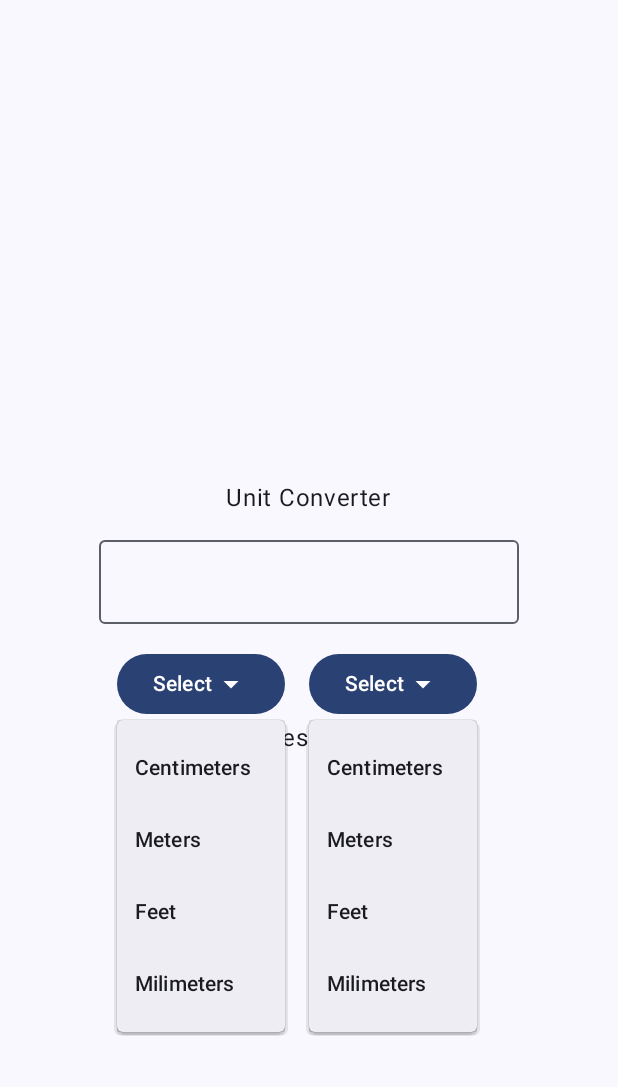
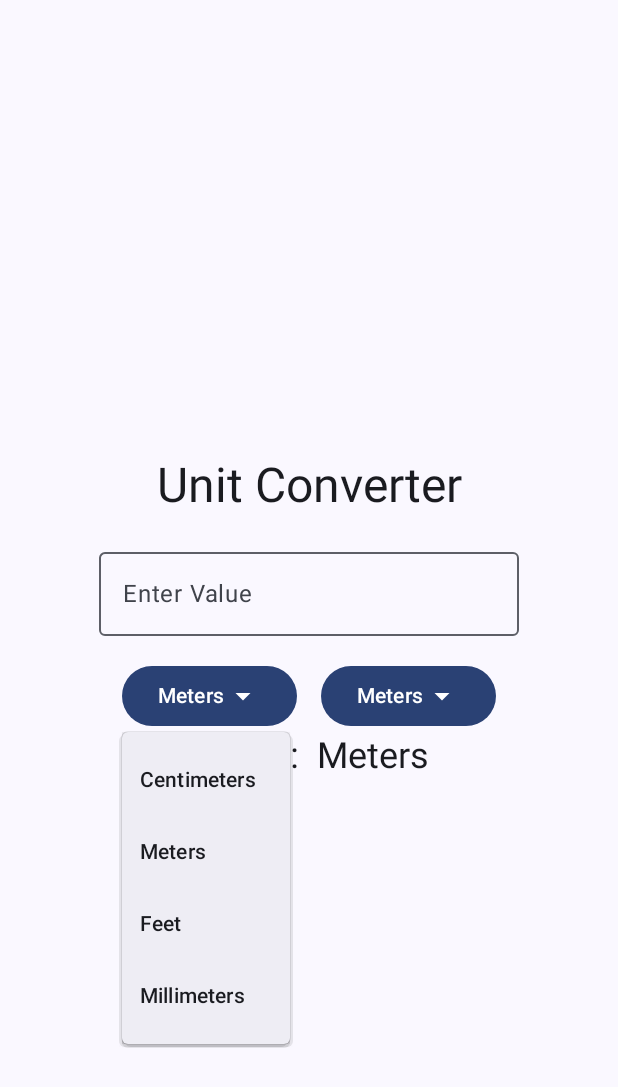
Before and after one commit to Nick29b/Unit_Converter, an Android app built with Jetpack Compose: the screen it shows after launch (MainActivity), after a tap on "Meters", on a phone screen of 412 x 824 dp. Shown: the top 1087 px of the screen. Run offline under Robolectric (Android 15) with nearby library versions, the phone set to English and light mode, and no system bars.

Commit message:
Alsmost Complete

```diff
--- a/app/src/main/java/com/example/unitconverter/MainActivity.kt
+++ b/app/src/main/java/com/example/unitconverter/MainActivity.kt
@@ -23,12 +23,17 @@ import androidx.compose.material3.OutlinedTextField
 import androidx.compose.material3.Surface
 import androidx.compose.material3.Text
 import androidx.compose.runtime.Composable
+import androidx.compose.runtime.getValue
+import androidx.compose.runtime.mutableStateOf
+import androidx.compose.runtime.remember
+import androidx.compose.runtime.setValue
 import androidx.compose.ui.Alignment
 import androidx.compose.ui.Modifier
 import androidx.compose.ui.platform.LocalContext
 import androidx.compose.ui.tooling.preview.Preview
 import androidx.compose.ui.unit.dp
 import com.example.unitconverter.ui.theme.UnitConverterTheme
+import kotlin.math.roundToInt
 
 class MainActivity : ComponentActivity() {
     override fun onCreate(savedInstanceState: Bundle?) {
@@ -49,73 +54,141 @@ class MainActivity : ComponentActivity() {
 
 @Composable
 fun UnitConverter() {
+
+    var inputValue by remember{ mutableStateOf("")}
+    var outputValue by remember{ mutableStateOf("")}
+    var inputUnit by remember{ mutableStateOf("Meters")}
+    var outputUnit by remember{ mutableStateOf("Meters")}
+    var iExpanded by remember{ mutableStateOf(false)}
+    var oExpanded by remember{ mutableStateOf(false)}
+    val conversionFactor = remember{ mutableStateOf(1.00)}
+    val oConversionFactor = remember{ mutableStateOf(1.00) }
+
+    fun convertUnits(){
+        //  ?: -> Elvis Operator
+        val inputValueDouble = inputValue.toDoubleOrNull() ?: 0.0
+        val result = (
+                (inputValueDouble * conversionFactor.value) * 1.00 / oConversionFactor.value)
+        outputValue = "%.3f".format(result)
+    }
+
+
     Column (modifier = Modifier.fillMaxSize(),
         verticalArrangement = Arrangement.Center,
         horizontalAlignment = Alignment.CenterHorizontally)
     {
-        Text("Unit Converter")
+        Text("Unit Converter",
+            style = MaterialTheme.typography.headlineLarge)
         Spacer(modifier = Modifier.height(16.dp))
-        OutlinedTextField(value = "", onValueChange = {})
+        OutlinedTextField(value = inputValue,
+            onValueChange = {inputValue = it
+                            convertUnits()},
+            label = {Text("Enter Value")})
         Spacer(modifier = Modifier.height(16.dp))
         Row {
             Box {
-                Button(onClick = { /*TODO*/ }) {
-                    Text("Select")
+                // Input Box
+                Button(onClick = { iExpanded = true }) {
+                    // Input Button
+                    Text(inputUnit)
                     Icon(
                         Icons.Default.ArrowDropDown,
                         contentDescription = "Arrow Down"
                     )
                 }
-                DropdownMenu(expanded = true, onDismissRequest = { /*TODO*/ }) {
+                DropdownMenu(expanded = iExpanded, onDismissRequest = { iExpanded = false }) {
                     DropdownMenuItem(
                         text = { Text("Centimeters") },
-                        onClick = { /*TODO*/ }
+                        onClick = {
+                            iExpanded = false
+                            inputUnit = "Centimeters"
+                            conversionFactor.value = 0.01
+                            convertUnits()
+                        }
                     )
                     DropdownMenuItem(
                         text = { Text("Meters") },
-                        onClick = { /*TODO*/ }
+                        onClick = {
+                            iExpanded = false
+                            inputUnit = "Meters"
+                            conversionFactor.value = 1.0
+                            convertUnits()
+                        }
                     )
                     DropdownMenuItem(
                         text = { Text("Feet") },
-                        onClick = { /*TODO*/ }
+                        onClick = {
+                            iExpanded = false
+                            inputUnit = "Feet"
+                            conversionFactor.value = 0.3048
+                            convertUnits()
+                        }
                     )
                     DropdownMenuItem(
-                        text = { Text("Milimeters") },
-                        onClick = { /*TODO*/ }
+                        text = { Text("Millimeters") },
+                        onClick = {
+                            iExpanded = false
+                            inputUnit = "Millimeters"
+                            conversionFactor.value = 0.001
+                            convertUnits()
+                        }
                     )
                 }
             }
             Spacer(modifier = Modifier.width(16.dp))
             Box {
-                Button(onClick = { /*TODO*/ }) {
-                    Text("Select")
+                // Output Box
+                Button(onClick = { oExpanded = true }) {
+                    // Output Button
+                    Text(outputUnit)
                     Icon(
                         Icons.Default.ArrowDropDown,
                         contentDescription = "Arrow Down"
                     )
                 }
-                DropdownMenu(expanded = true, onDismissRequest = { /*TODO*/ }) {
+                DropdownMenu(expanded = oExpanded, onDismissRequest = { oExpanded = false }) {
                     DropdownMenuItem(
                         text = { Text("Centimeters") },
-                        onClick = { /*TODO*/ }
+                        onClick = {
+                            oExpanded = false
+                            outputUnit = "Centimeters"
+                            oConversionFactor.value = 0.01
+                            convertUnits()
+                        }
                     )
                     DropdownMenuItem(
                         text = { Text("Meters") },
-                        onClick = { /*TODO*/ }
+                        onClick = {
+                            oExpanded = false
+                            outputUnit = "Meters"
+                            oConversionFactor.value = 1.00
+                            convertUnits()
+                        }
                     )
                     DropdownMenuItem(
                         text = { Text("Feet") },
-                        onClick = { /*TODO*/ }
+                        onClick = {
+                            oExpanded = false
+                            outputUnit = "Feet"
+                            oConversionFactor.value = 0.3048
+                            convertUnits()
+                        }
                     )
                     DropdownMenuItem(
-                        text = { Text("Milimeters") },
-                        onClick = { /*TODO*/ }
+                        text = { Text("Millimeters") },
+                        onClick = {
+                            oExpanded = false
+                            outputUnit = "Millimeters"
+                            oConversionFactor.value = 0.001
+                            convertUnits()
+                        }
                     )
                 }
             }
-            Spacer(modifier = Modifier.width(16.dp))
+            Spacer(modifier = Modifier.height(32.dp))
         }
-        Text("Result: ")
+        Text("Result: $outputValue $outputUnit",
+            style = MaterialTheme.typography.headlineSmall)
     }
 }
 
```
